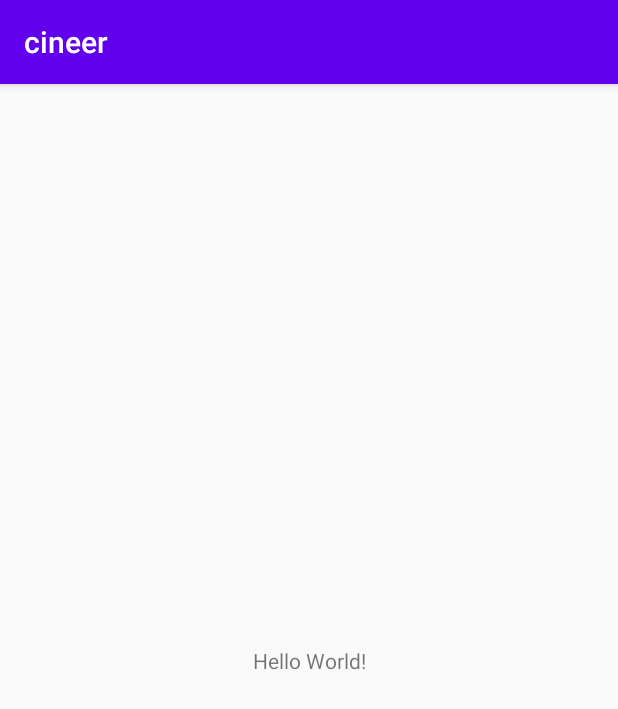
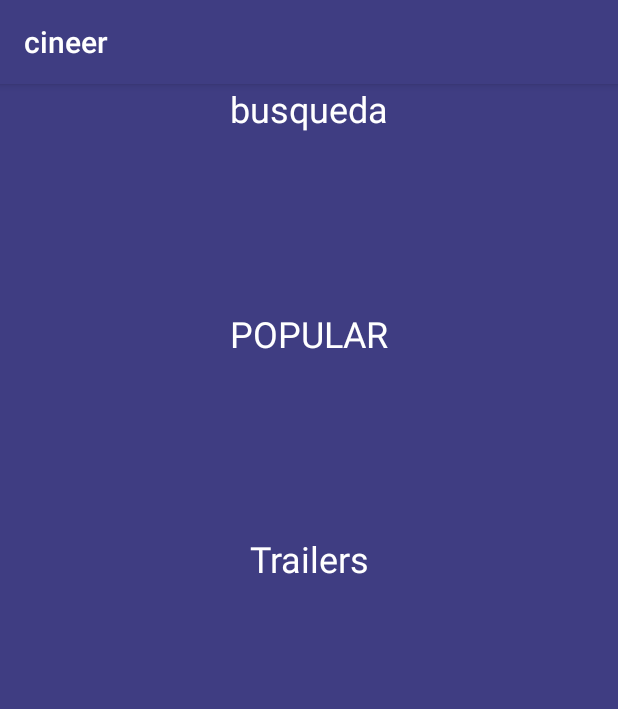
Before and after one commit to f3Llx/Cineer_app, an Android app: the screen it shows after launch (MainActivity), on a phone screen of 412 x 824 dp. Shown: the top 709 px of the screen. Run offline under Robolectric (Android 15) with nearby library versions, the phone set to English and light mode, and no system bars.

Commit message:
Plantilla_fragments_colores_etc
Se añade la plantilla de projecto con todos los fragments y paquetes necesarios para trabajar

```diff
--- a/cineer/app/src/main/java/com/example/cineer/MainActivity.java
+++ b/cineer/app/src/main/java/com/example/cineer/MainActivity.java
@@ -1,8 +1,14 @@
 package com.example.cineer;
 
 import androidx.appcompat.app.AppCompatActivity;
+import androidx.fragment.app.FragmentManager;
+import androidx.fragment.app.FragmentTransaction;
 
 import android.os.Bundle;
+
+import com.example.cineer.Movies_Popular.Fragment_Popular;
+import com.example.cineer.Movies_Search.Fragment_Search;
+import com.example.cineer.Movies_Trailer.Fragment_Trailer;
 
 public class MainActivity extends AppCompatActivity {
 
@@ -10,5 +16,19 @@ public class MainActivity extends AppCompatActivity {
     protected void onCreate(Bundle savedInstanceState) {
         super.onCreate(savedInstanceState);
         setContentView(R.layout.activity_main);
+        //instanciado de los fragments
+        Fragment_Search fragment_search=new Fragment_Search();
+        Fragment_Popular fragment_popular=new Fragment_Popular();
+        Fragment_Trailer fragment_trailer=new Fragment_Trailer();
+
+        FragmentManager manager=getSupportFragmentManager();
+
+        FragmentTransaction transaction=manager.beginTransaction();
+        //se añaden los fragments
+        transaction.add(R.id.My_Container_1_ID, fragment_search, "Frag_Top_tag");
+        transaction.add(R.id.My_Container_2_ID, fragment_popular, "Frag_Middle_tag");
+        transaction.add(R.id.My_Container_3_ID, fragment_trailer, "Frag_Bottom_tag");
+
+        transaction.commit();
     }
 }
--- /dev/null
+++ b/cineer/app/src/main/java/com/example/cineer/Movies_Popular/Fragment_Popular.java
@@ -0,0 +1,18 @@
+package com.example.cineer.Movies_Popular;
+import android.os.Bundle;
+import android.view.LayoutInflater;
+import android.view.View;
+import android.view.ViewGroup;
+import android.widget.Button;
+import androidx.fragment.app.Fragment;
+import com.example.cineer.R;
+
+public class Fragment_Popular extends Fragment {
+    View view;
+
+    @Override
+    public View onCreateView(LayoutInflater inflater, ViewGroup container, Bundle savedInstanceState) {
+        view = inflater.inflate(R.layout.fragment_popular, container, false);
+        return view;
+    }
+}
--- /dev/null
+++ b/cineer/app/src/main/java/com/example/cineer/Movies_Search/Fragment_Search.java
@@ -0,0 +1,17 @@
+package com.example.cineer.Movies_Search;
+
+import android.os.Bundle;
+import android.view.LayoutInflater;
+import android.view.View;
+import android.view.ViewGroup;
+import androidx.fragment.app.Fragment;
+import com.example.cineer.R;
+
+public class Fragment_Search extends Fragment {
+    View view;
+    @Override
+    public View onCreateView(LayoutInflater inflater, ViewGroup container, Bundle savedInstanceState) {
+         view = inflater.inflate(R.layout.fragment_search_bar, container, false);
+        return view;
+    }
+}
--- /dev/null
+++ b/cineer/app/src/main/java/com/example/cineer/Movies_Trailer/Fragment_Trailer.java
@@ -0,0 +1,18 @@
+package com.example.cineer.Movies_Trailer;
+import android.os.Bundle;
+import android.view.LayoutInflater;
+import android.view.View;
+import android.view.ViewGroup;
+import androidx.fragment.app.Fragment;
+import com.example.cineer.R;
+
+public class Fragment_Trailer extends Fragment {
+    View view;
+    @Override
+    public View onCreateView(LayoutInflater inflater, ViewGroup container,Bundle savedInstanceState) {
+        view = inflater.inflate(R.layout.fragment_trailers, container, false);
+        return view;
+
+
+    }
+}
--- a/cineer/app/src/main/res/layout/activity_main.xml
+++ b/cineer/app/src/main/res/layout/activity_main.xml
@@ -1,18 +1,34 @@
 <?xml version="1.0" encoding="utf-8"?>
-<androidx.constraintlayout.widget.ConstraintLayout xmlns:android="http://schemas.android.com/apk/res/android"
-    xmlns:app="http://schemas.android.com/apk/res-auto"
+<RelativeLayout xmlns:android="http://schemas.android.com/apk/res/android"
     xmlns:tools="http://schemas.android.com/tools"
-    android:layout_width="match_parent"
-    android:layout_height="match_parent"
-    tools:context=".MainActivity">
+    android:layout_width="fill_parent"
+    android:layout_height="fill_parent"
+    tools:context=".MainActivity"
+    android:background="@color/colorPrimary">
 
-    <TextView
-        android:layout_width="wrap_content"
-        android:layout_height="wrap_content"
-        android:text="Hello World!"
-        app:layout_constraintBottom_toBottomOf="parent"
-        app:layout_constraintLeft_toLeftOf="parent"
-        app:layout_constraintRight_toRightOf="parent"
-        app:layout_constraintTop_toTopOf="parent" />
+    <FrameLayout
+        android:id="@+id/My_Container_1_ID"
+        android:layout_width="fill_parent"
+        android:layout_height="150dp"
+        android:background="@color/colorPrimary">
+    </FrameLayout>
 
-</androidx.constraintlayout.widget.ConstraintLayout>
+    <FrameLayout
+        android:id="@+id/My_Container_2_ID"
+        android:layout_width="fill_parent"
+        android:layout_height="150dp"
+        android:layout_alignParentLeft="true"
+        android:layout_below="@+id/My_Container_1_ID"
+        android:background="@color/colorPrimary" >
+    </FrameLayout>
+
+    <FrameLayout
+        android:id="@+id/My_Container_3_ID"
+        android:layout_width="fill_parent"
+        android:layout_height="150dp"
+        android:layout_alignParentLeft="true"
+        android:layout_below="@+id/My_Container_2_ID"
+        android:background="@color/colorPrimary" >
+    </FrameLayout>
+
+</RelativeLayout>
--- /dev/null
+++ b/cineer/app/src/main/res/layout/fragment_popular.xml
@@ -0,0 +1,18 @@
+<?xml version="1.0" encoding="utf-8"?>
+<androidx.constraintlayout.widget.ConstraintLayout
+    xmlns:android="http://schemas.android.com/apk/res/android"
+    xmlns:app="http://schemas.android.com/apk/res-auto"
+    android:layout_width="match_parent"
+    android:layout_height="match_parent">
+
+    <TextView
+        android:id="@+id/textView2"
+        android:layout_width="wrap_content"
+        android:layout_height="wrap_content"
+        android:text="POPULAR"
+        android:textColor="@color/primaryTextColor"
+        android:textSize="24sp"
+        app:layout_constraintEnd_toEndOf="parent"
+        app:layout_constraintStart_toStartOf="parent"
+        app:layout_constraintTop_toTopOf="parent" />
+</androidx.constraintlayout.widget.ConstraintLayout>
--- /dev/null
+++ b/cineer/app/src/main/res/layout/fragment_search_bar.xml
@@ -0,0 +1,18 @@
+<?xml version="1.0" encoding="utf-8"?>
+<androidx.constraintlayout.widget.ConstraintLayout
+    xmlns:android="http://schemas.android.com/apk/res/android"
+    xmlns:app="http://schemas.android.com/apk/res-auto"
+    android:layout_width="match_parent"
+    android:layout_height="match_parent">
+
+    <TextView
+        android:id="@+id/textView"
+        android:layout_width="wrap_content"
+        android:layout_height="wrap_content"
+        android:text="busqueda"
+        android:textColor="@color/primaryTextColor"
+        android:textSize="24sp"
+        app:layout_constraintEnd_toEndOf="parent"
+        app:layout_constraintStart_toStartOf="parent"
+        app:layout_constraintTop_toTopOf="parent" />
+</androidx.constraintlayout.widget.ConstraintLayout>
--- /dev/null
+++ b/cineer/app/src/main/res/layout/fragment_trailers.xml
@@ -0,0 +1,18 @@
+<?xml version="1.0" encoding="utf-8"?>
+<androidx.constraintlayout.widget.ConstraintLayout
+    xmlns:android="http://schemas.android.com/apk/res/android"
+    xmlns:app="http://schemas.android.com/apk/res-auto"
+    android:layout_width="match_parent"
+    android:layout_height="match_parent">
+
+    <TextView
+        android:id="@+id/textView3"
+        android:layout_width="wrap_content"
+        android:layout_height="wrap_content"
+        android:text="Trailers"
+        android:textColor="@color/primaryTextColor"
+        android:textSize="24sp"
+        app:layout_constraintEnd_toEndOf="parent"
+        app:layout_constraintStart_toStartOf="parent"
+        app:layout_constraintTop_toTopOf="parent" />
+</androidx.constraintlayout.widget.ConstraintLayout>
--- a/cineer/app/src/main/res/values/colors.xml
+++ b/cineer/app/src/main/res/values/colors.xml
@@ -1,6 +1,19 @@
 <?xml version="1.0" encoding="utf-8"?>
 <resources>
-    <color name="colorPrimary">#6200EE</color>
-    <color name="colorPrimaryDark">#3700B3</color>
-    <color name="colorAccent">#03DAC5</color>
+
+
+    <color name="colorAccent">#F16A89</color>
+
+    <color name="colorPrimary">#3f3d82</color>
+    <color name="colorPrimaryDark">#3f3d82</color>
+
+    <color name="primaryLightColor">#6e68b2</color>
+    <color name="primaryDarkColor">#091755</color>
+    <color name="secondaryColor">#ffb6c3</color>
+    <color name="secondaryLightColor">#ffe9f6</color>
+    <color name="secondaryDarkColor">#cb8693</color>
+    <color name="primaryTextColor">#ffffff</color>
+    <color name="secondaryTextColor">#000000</color>
+
+
 </resources>
```
